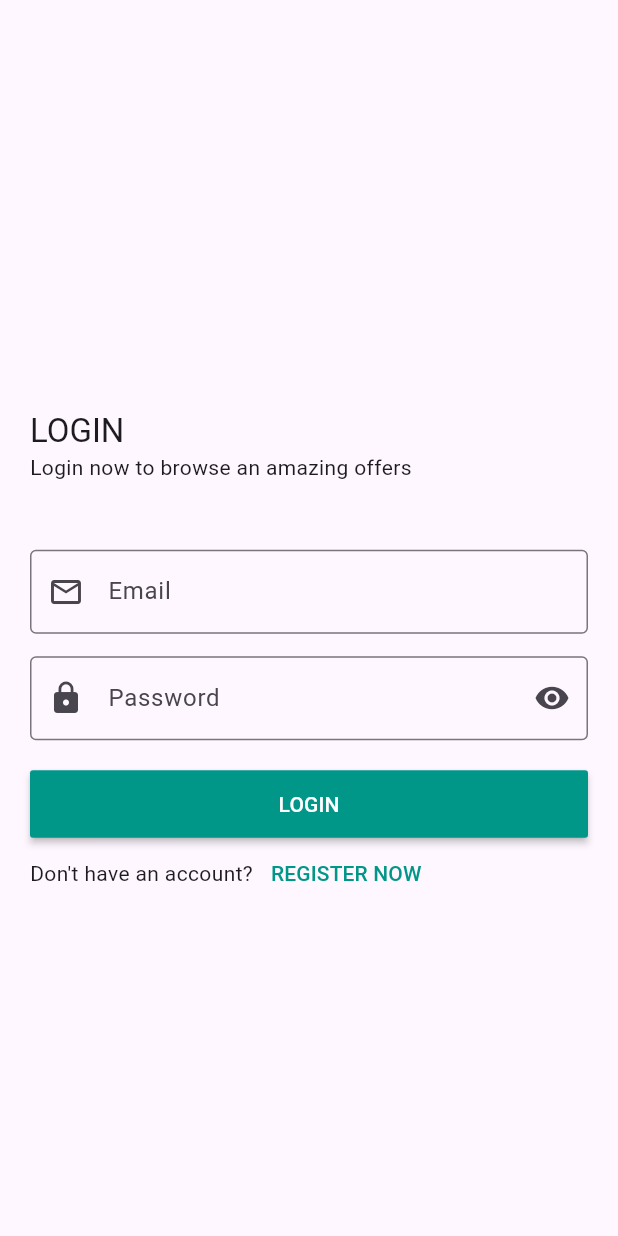
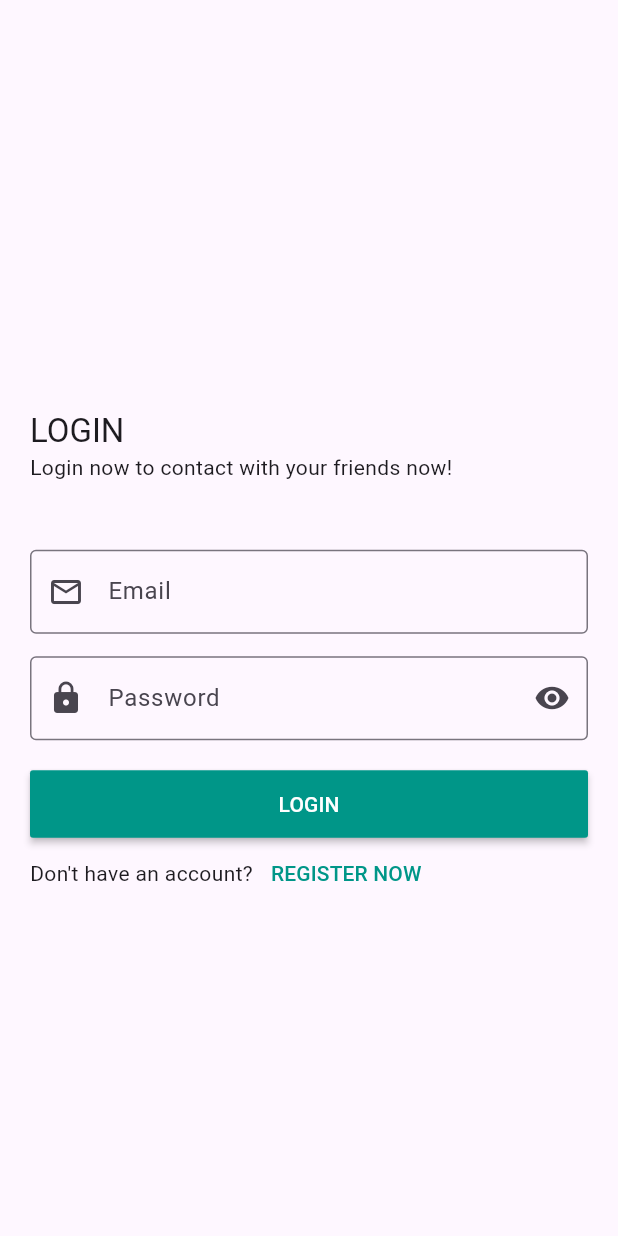
Before and after one commit to abed95/SocialApp, a Flutter app: the screen it shows after launch, on a phone screen of 412 x 824 dp. Run offline on Flutter 3.47's test engine with Material 3 defaults, Android fonts, the phone set to English and light mode, and no system bars; our stand-ins replace bloc, cloud_firestore, conditional_builder_null_safety, dio, firebase_auth, firebase_core and 4 more; accounts and stored records are empty.

Commit message:
first commit

```diff
--- a/lib/modules/login/login_screen.dart
+++ b/lib/modules/login/login_screen.dart
@@ -49,7 +49,7 @@ class LoginScreen extends StatelessWidget {
                         children: [
                           titleText(title: 'LOGIN', context: context),
                           bodyText(
-                              body: 'Login now to browse an amazing offers',
+                              body: 'Login now to contact with your friends now!',
                               context: context),
                           const SizedBox(
                             height: 45,
```
